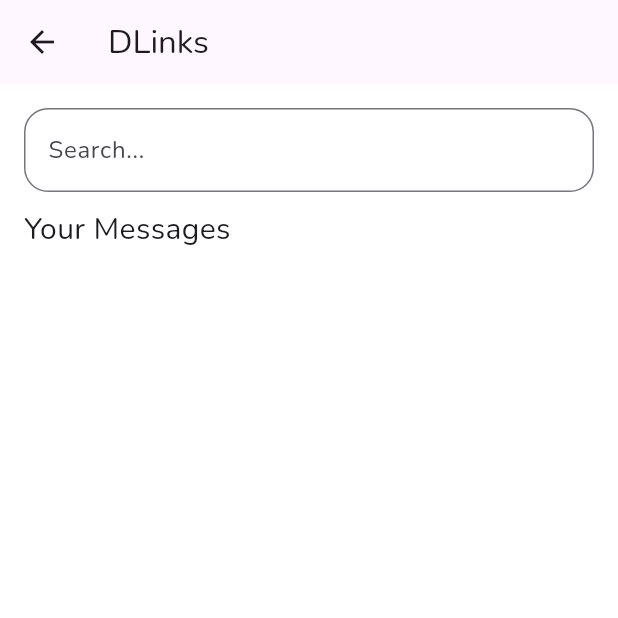
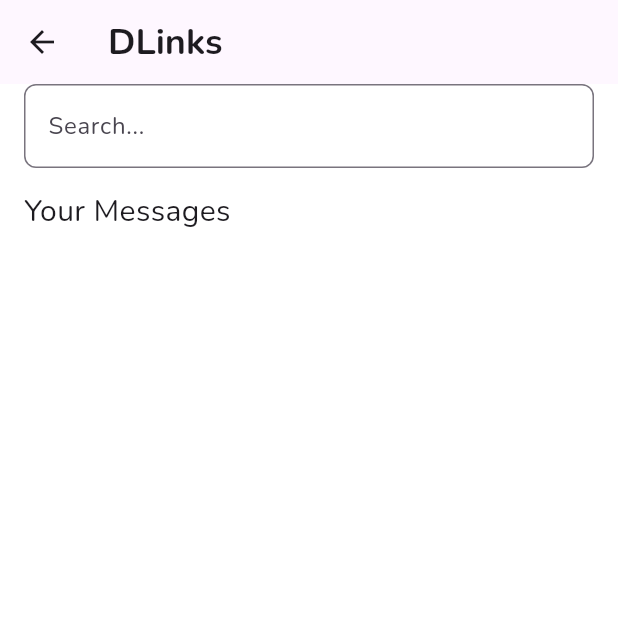
Before and after one commit to dtrbinh/PBL4, a Flutter app: the MessageTabView screen opened directly, on a phone screen of 412 x 824 dp, the top half of it. Run offline on Flutter 3.47's test engine with Material 2 defaults, Android fonts, the phone set to English and light mode, and no system bars; our stand-ins replace cached_network_image, cloud_firestore, firebase_auth, firebase_core, flutter_spinkit, get and 5 more; missing offline and left inert: flutter_downloader; accounts and stored records are empty; statements that could not run were skipped.

Commit message:
fix: filter message dialog, refresh indicator

```diff
--- a/DLinks/dlinks/lib/data/services/AuthService.dart
+++ b/DLinks/dlinks/lib/data/services/AuthService.dart
@@ -1,7 +1,7 @@
 import 'package:firebase_auth/firebase_auth.dart';
 
 import 'FirebaseAuthService.dart';
-import 'error_manager/ErrorLogger.dart';
+import '../../utils/error_manager/ErrorLogger.dart';
 
 class AuthService {
   //singleton instance
--- a/DLinks/dlinks/lib/features/DLinksApplication.dart
+++ b/DLinks/dlinks/lib/features/DLinksApplication.dart
@@ -4,8 +4,6 @@ import 'package:dlinks/data/provider/UserProvider.dart';
 import 'package:dlinks/utils/RouteManager.dart';
 import 'package:flutter/material.dart';
 import 'package:get/get.dart';
-import 'package:get/get_navigation/src/root/get_material_app.dart';
-import 'package:provider/provider.dart';
 
 class DLinksApplication extends StatelessWidget {
   const DLinksApplication({Key? key}) : super(key: key);
--- a/DLinks/dlinks/lib/features/chat_screen/ChatScreenViewModel.dart
+++ b/DLinks/dlinks/lib/features/chat_screen/ChatScreenViewModel.dart
@@ -5,7 +5,7 @@ import 'package:cloud_firestore/cloud_firestore.dart';
 import 'package:dlinks/data/model/Message.dart';
 import 'package:dlinks/data/provider/UserProvider.dart';
 import 'package:dlinks/data/services/CloudFirestoreService.dart';
-import 'package:dlinks/data/services/error_manager/ErrorLogger.dart';
+import 'package:dlinks/utils/error_manager/ErrorLogger.dart';
 import 'package:dlinks/utils/widget/DownloadManager.dart';
 import 'package:dlinks/utils/widget/VideoPlayerView.dart';
 import 'package:flutter/material.dart';
--- a/DLinks/dlinks/lib/features/home/tabview_widget/AccountTabViewModel.dart
+++ b/DLinks/dlinks/lib/features/home/tabview_widget/AccountTabViewModel.dart
@@ -12,7 +12,8 @@ class AccountTabViewModel extends GetxController {
     c.authService.value.handleSignOut().then((value) {
       value
           ? SchedulerBinding.instance.addPostFrameCallback((timeStamp) {
-              Get.offNamedUntil(AppRoute.signin, ModalRoute.withName('/signin'));
+            Get.back();
+            Get.offAllNamed(AppRoute.signin);
             })
           : Get.showSnackbar(const GetSnackBar(
               message: 'Logout failed',
--- a/DLinks/dlinks/lib/features/home/tabview_widget/ContactTabViewModel.dart
+++ b/DLinks/dlinks/lib/features/home/tabview_widget/ContactTabViewModel.dart
@@ -12,5 +12,7 @@ class ContactTabViewModel extends GetxController {
   Future<void> getContact() async {
     contacts.value =
         await CloudFirestoreService().getAllChatUser();
+    contacts.value.removeWhere(
+        (element) => element.uid == c.userRepository.value.currentUser!.uid);
   }
 }
--- a/DLinks/dlinks/lib/features/home/tabview_widget/MessageTabView.dart
+++ b/DLinks/dlinks/lib/features/home/tabview_widget/MessageTabView.dart
@@ -26,23 +26,33 @@ class _MessageTabViewState extends State<MessageTabView> {
   Widget build(BuildContext context) {
     return Scaffold(
         appBar: AppBar(
-          title: const Text('DLinks'),
+          title: const Text(
+            'DLinks',
+            style: TextStyle(fontWeight: FontWeight.bold, fontSize: 24),
+          ),
         ),
         body: Container(
           color: Colors.white,
           width: MediaQuery.of(context).size.width,
           height: MediaQuery.of(context).size.height,
-          padding: const EdgeInsets.all(16),
           child: Column(
             crossAxisAlignment: CrossAxisAlignment.start,
             children: [
-              TextFormField(
+              Padding(
+                padding: const EdgeInsets.symmetric(horizontal: 16),
+                child: Column(
+                  crossAxisAlignment: CrossAxisAlignment.start,
+                  children: [
+                    SizedBox(
+                      height: 60,
+                      child: TextFormField(
                         decoration: InputDecoration(
                             hintText: "Search...",
                             border: OutlineInputBorder(
-                        borderSide:
-                            const BorderSide(color: Colors.black45, width: 1),
-                        borderRadius: BorderRadius.circular(16))),
+                                borderSide: const BorderSide(
+                                    color: Colors.black, width: 1),
+                                borderRadius: BorderRadius.circular(8))),
+                      ),
                     ),
                     const SizedBox(
                       height: 10,
@@ -54,18 +64,20 @@ class _MessageTabViewState extends State<MessageTabView> {
                     const SizedBox(
                       height: 10,
                     ),
-              SizedBox(
-                height: Get.size.height - 320,
+                  ],
+                ),
+              ),
+              Expanded(
+                child: RefreshIndicator(
+                  onRefresh: () async {
+                    viewModel.isLoading.value = true;
+                    await viewModel.initData();
+                  },
                   child: SingleChildScrollView(
+                    physics: const AlwaysScrollableScrollPhysics(),
                     padding: EdgeInsets.zero,
                     child: Obx(
-                    () => viewModel.isLoading.value
-                        ? const Center(
-                            child: CircularProgressIndicator(
-                              color: Colors.black,
-                            ),
-                          )
-                        : Column(
+                      () => Column(
                         children: viewModel.userInbox.value
                             .map((e) => _dialogCard(e))
                             .toList(),
@@ -73,16 +85,7 @@ class _MessageTabViewState extends State<MessageTabView> {
                     ),
                   ),
                 ),
-              // Expanded(
-              //   child: StreamBuilder(
-              //       initialData: null,
-              //       stream:,
-              //       builder: (context, snapshot) {
-              //         return SingleChildScrollView(
-              //           child: ListView.separated(itemBuilder: itemBuilder, separatorBuilder: separatorBuilder, itemCount: itemCount),
-              //         );
-              //       }),
-              // ),
+              ),
             ],
           ),
         ));
@@ -97,14 +100,14 @@ class _MessageTabViewState extends State<MessageTabView> {
         width: MediaQuery.of(context).size.width,
         height: MediaQuery.of(context).size.height / 12,
         padding: const EdgeInsets.all(8.0),
-        margin: const EdgeInsets.only(bottom: 16),
+        margin: const EdgeInsets.only(left: 16, right: 16, top: 16),
         decoration: BoxDecoration(
-            borderRadius: BorderRadius.circular(16),
-            border: Border.all(color: Colors.black45, width: 1),
+            borderRadius: BorderRadius.circular(8),
+            // border: Border.all(color: Colors.black45, width: 1),
             boxShadow: const [
               BoxShadow(
                 color: Colors.black12,
-                blurRadius: 10,
+                blurRadius: 5,
               )
             ],
             color: Colors.white),
--- a/DLinks/dlinks/lib/features/home/tabview_widget/MessageTabViewModel.dart
+++ b/DLinks/dlinks/lib/features/home/tabview_widget/MessageTabViewModel.dart
@@ -9,8 +9,8 @@ class MessageTabViewModel extends GetxController {
 
   Future<void> initData() async {
     userInbox.value = await CloudFirestoreService()
-        .getAllUserChatWithMe(c.userRepository.value.currentUser!.uid);
-    // userInbox.value.
+        .getAllChatDialog(c.userRepository.value.currentUser!.uid);
+    // TODO: fix send myself message
     userInbox.value.removeWhere(
         (element) => element.uid == c.userRepository.value.currentUser!.uid);
     isLoading.value = false;
--- a/DLinks/dlinks/lib/utils/RouteManager.dart
+++ b/DLinks/dlinks/lib/utils/RouteManager.dart
@@ -3,7 +3,8 @@ import 'package:dlinks/features/sign_in/SignInView.dart';
 import 'package:dlinks/features/splash/SplashView.dart';
 import 'package:flutter/material.dart';
 
-import '../data/services/error_manager/RouteUndefined.dart';
+import 'error_manager/RouteUndefined.dart';
+
 
 class AppRoute {
   static const String splash = '/';
--- a/DLinks/dlinks/lib/utils/widget/DownloadManager.dart
+++ b/DLinks/dlinks/lib/utils/widget/DownloadManager.dart
@@ -2,7 +2,7 @@ import 'dart:io';
 import 'dart:isolate';
 import 'dart:ui';
 
-import 'package:dlinks/data/services/error_manager/ErrorLogger.dart';
+import 'package:dlinks/utils/error_manager/ErrorLogger.dart';
 import 'package:flutter/material.dart';
 import 'package:flutter_downloader/flutter_downloader.dart';
 import 'package:get/get.dart';
--- a/DLinks/dlinks/pubspec.yaml
+++ b/DLinks/dlinks/pubspec.yaml
@@ -40,6 +40,7 @@ dependencies:
   visibility_detector: ^0.3.3
   flutter_spinkit: ^5.1.0
   cached_network_image: ^3.2.1
+  intl: ^0.17.0
 
   firebase_core: ^2.0.0
   firebase_auth: ^4.0.1
```
Also changed, not shown: DLinks/dlinks/lib/data/services/CloudFirestoreService.dart (+31 -15 lines), DLinks/dlinks/lib/data/services/FirebaseAuthService.dart (+7 -4 lines), DLinks/dlinks/lib/features/home/tabview_widget/AccountTabView.dart (+14 -9 lines), DLinks/dlinks/lib/features/home/tabview_widget/ContactTabView.dart (+39 -29 lines), DLinks/dlinks/lib/features/splash/SplashViewModel.dart (+18 -2 lines), DLinks/dlinks/lib/utils/error_manager/ErrorLogger.dart (renamed from DLinks/dlinks/lib/data/services/error_manager/ErrorLogger.dart), DLinks/dlinks/lib/utils/error_manager/RouteUndefined.dart (renamed from DLinks/dlinks/lib/data/services/error_manager/RouteUndefined.dart), DLinks/dlinks/pubspec.lock. Lines whose indentation alone changed are shown as unchanged.
